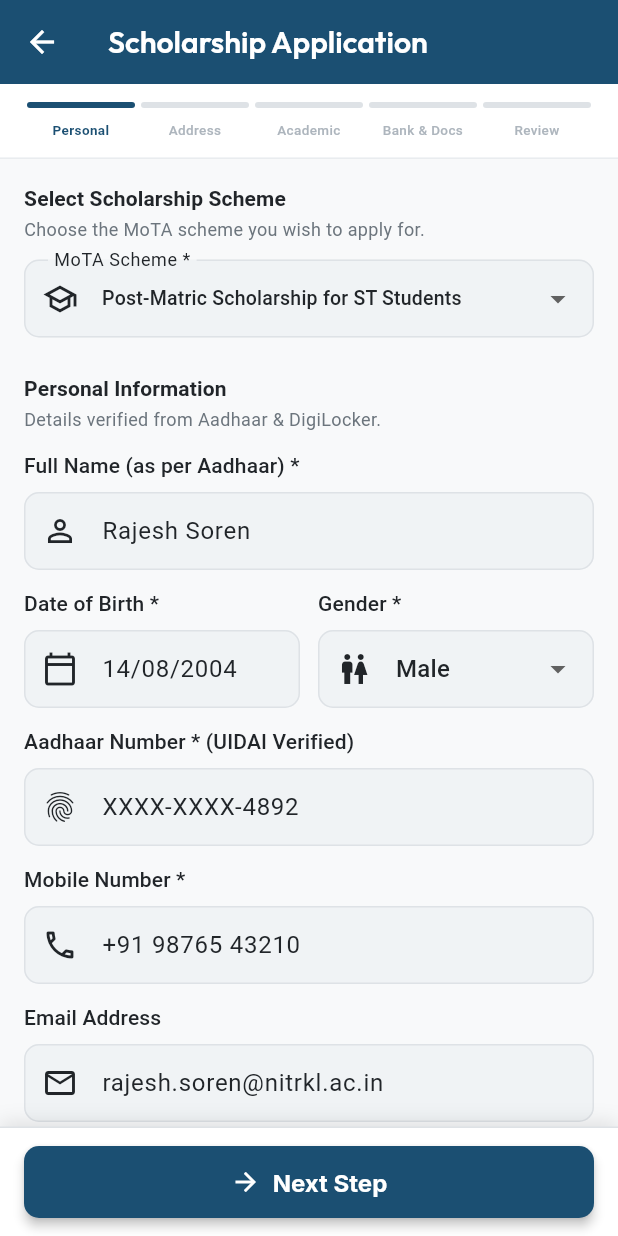
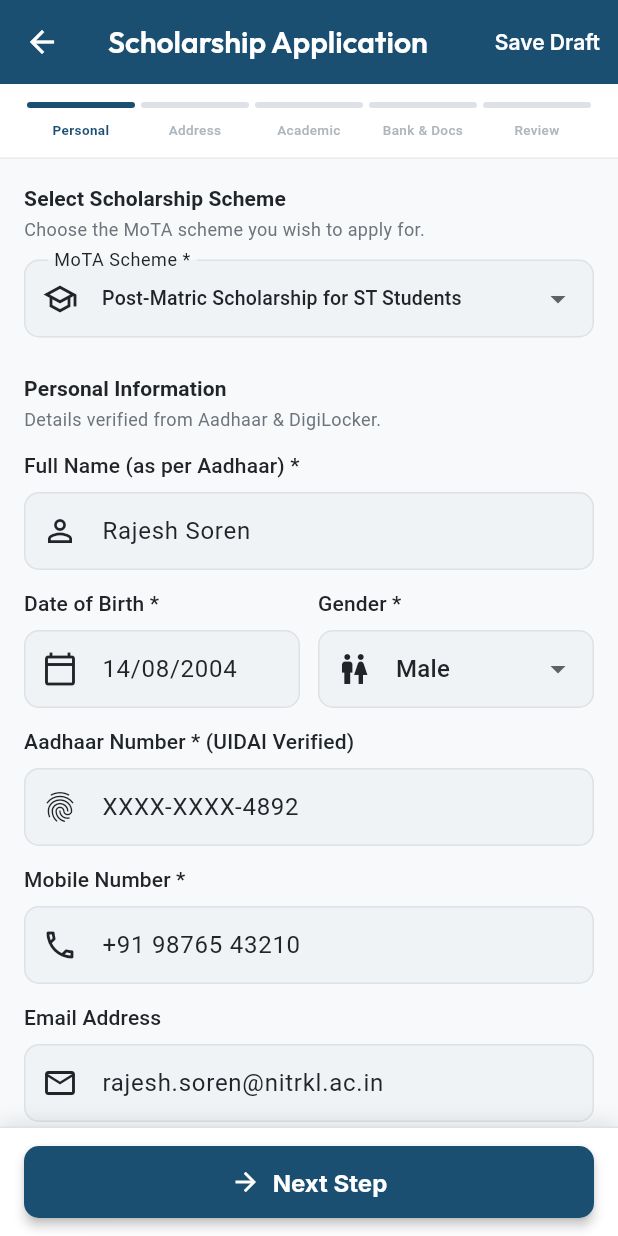
Before and after one commit to Erva-S/Adhira, a Flutter app: the ApplicationFormPage screen opened by its route, on a phone screen of 412 x 824 dp. Run offline on Flutter 3.47's test engine with Material 3 defaults, Android fonts, the phone set to English and light mode, and no system bars; our stand-ins replace file_picker, go_router, google_fonts, pdf, printing, shared_preferences; accounts and stored records are empty.

Commit message:
fix(applications): ensure review step and submit action render reliably without blank state

```diff
--- a/lib/features/applications/presentation/pages/application_form_page.dart
+++ b/lib/features/applications/presentation/pages/application_form_page.dart
@@ -44,10 +44,10 @@ class _ApplicationFormPageState extends State<ApplicationFormPage> {
   ];
 
   // Form state
-  late ScholarshipType _selectedType;
-  late String _schemeName;
-  late String _schemeId;
-  double? _requestedAmount;
+  ScholarshipType _selectedType = ScholarshipType.postMatric;
+  String _schemeName = 'Post-Matric Scholarship for ST Students';
+  String _schemeId = 'sch-post-matric';
+  double? _requestedAmount = 70000;
 
   // Controllers - Step 1: Scheme & Personal
   final _nameController = TextEditingController(text: 'Rajesh Soren');
@@ -95,10 +95,12 @@ class _ApplicationFormPageState extends State<ApplicationFormPage> {
   void initState() {
     super.initState();
     final init = widget.initialScholarship;
-    _selectedType = init?.type ?? ScholarshipType.postMatric;
-    _schemeName = init?.name ?? 'Post-Matric Scholarship for ST Students';
-    _schemeId = init?.id ?? 'sch-post-matric';
-    _requestedAmount = init?.maxAmount ?? 70000;
+    if (init != null) {
+      _selectedType = init.type;
+      _schemeName = init.name;
+      _schemeId = init.id;
+      _requestedAmount = init.maxAmount;
+    }
   }
 
   @override
@@ -192,6 +194,9 @@ class _ApplicationFormPageState extends State<ApplicationFormPage> {
         actions: [
           TextButton(
             onPressed: _saveDraft,
+            style: TextButton.styleFrom(
+              foregroundColor: Colors.white,
+            ),
             child: Text(l10n.saveDraft),
           ),
         ],
@@ -213,6 +218,7 @@ class _ApplicationFormPageState extends State<ApplicationFormPage> {
           // Step Form Body
           Expanded(
             child: SingleChildScrollView(
+              key: ValueKey('step_scroll_view_$_currentStep'),
               padding: const EdgeInsets.fromLTRB(16, 16, 16, 28),
               child: _buildCurrentStep(),
             ),
@@ -224,6 +230,7 @@ class _ApplicationFormPageState extends State<ApplicationFormPage> {
   }
 
   Widget _buildCurrentStep() {
+    try {
       Widget stepWidget;
       switch (_currentStep) {
         case 0:
@@ -242,13 +249,49 @@ class _ApplicationFormPageState extends State<ApplicationFormPage> {
           stepWidget = _buildStep5ReviewAndSubmit();
           break;
         default:
-        stepWidget = const SizedBox.shrink();
+          stepWidget = _buildStep5ReviewAndSubmit();
+      }
+
+      if (_currentStep == 4) {
+        return stepWidget;
       }
 
       return Form(
         key: _formKeys[_currentStep],
         child: stepWidget,
       );
+    } catch (e, stack) {
+      debugPrint('Error building step $_currentStep: $e\n$stack');
+      return Container(
+        padding: const EdgeInsets.all(16),
+        decoration: BoxDecoration(
+          color: AppColors.surface,
+          borderRadius: BorderRadius.circular(12),
+          border: Border.all(color: AppColors.border),
+        ),
+        child: Column(
+          children: [
+            const Icon(Icons.info_outline, color: AppColors.primary, size: 36),
+            const SizedBox(height: 12),
+            const Text(
+              'Application Summary',
+              style: TextStyle(fontWeight: FontWeight.bold, fontSize: 16),
+            ),
+            const SizedBox(height: 8),
+            const Text(
+              'Please review your details and confirm submission.',
+              textAlign: TextAlign.center,
+              style: TextStyle(fontSize: 13, color: AppColors.textSecondary),
+            ),
+            const SizedBox(height: 16),
+            ElevatedButton(
+              onPressed: () => setState(() {}),
+              child: const Text('Refresh Details'),
+            ),
+          ],
+        ),
+      );
+    }
   }
 
   // ── Step 1: Scheme & Personal Info ─────────────────────────────────
@@ -1025,29 +1068,29 @@ class _ApplicationFormPageState extends State<ApplicationFormPage> {
         _buildSectionTitle('Application Summary', 'Please review your details before final submission.'),
         const SizedBox(height: 16),
         _buildReviewCard('Selected Scheme', [
-          _buildReviewRow('Scheme', _schemeName),
-          _buildReviewRow('Academic Year', _academicYear),
-          _buildReviewRow('Requested Amount', '₹${_requestedAmount?.toInt() ?? 70000}'),
+          _buildReviewRow('Scheme', _schemeName.isNotEmpty ? _schemeName : 'Post-Matric Scholarship for ST Students'),
+          _buildReviewRow('Academic Year', _academicYear.isNotEmpty ? _academicYear : '2025-26'),
+          _buildReviewRow('Requested Amount', '₹${(_requestedAmount ?? 70000).toInt()}'),
         ]),
         const SizedBox(height: 12),
         _buildReviewCard('Personal & Tribal', [
-          _buildReviewRow('Student Name', _nameController.text),
-          _buildReviewRow('DOB & Gender', '${_dobController.text} • $_gender'),
-          _buildReviewRow('Tribe & District', '${_tribeController.text} • ${_district ?? "Not selected"}, ${_state ?? "Not selected"}'),
-          _buildReviewRow('ST Certificate No', _stCertController.text),
+          _buildReviewRow('Student Name', _nameController.text.isNotEmpty ? _nameController.text : 'Rajesh Soren'),
+          _buildReviewRow('DOB & Gender', '${_dobController.text.isNotEmpty ? _dobController.text : "14/08/2004"} • $_gender'),
+          _buildReviewRow('Tribe & District', '${_tribeController.text.isNotEmpty ? _tribeController.text : "Santhal"} • ${_district ?? "Mayurbhanj"}, ${_state ?? "Odisha"}'),
+          _buildReviewRow('ST Certificate No', _stCertController.text.isNotEmpty ? _stCertController.text : 'ST/OD/2023/88921'),
           _buildReviewRow('PVTG Status', _isPVTG ? 'Yes' : 'No'),
         ]),
         const SizedBox(height: 12),
         _buildReviewCard('Academic Details', [
-          _buildReviewRow('Institution', _instituteController.text),
-          _buildReviewRow('Course & Year', '${_courseController.text} • ${_yearController.text}'),
-          _buildReviewRow('Marks', _marksController.text),
+          _buildReviewRow('Institution', _instituteController.text.isNotEmpty ? _instituteController.text : 'NIT Rourkela'),
+          _buildReviewRow('Course & Year', '${_courseController.text.isNotEmpty ? _courseController.text : "B.Tech"} • ${_yearController.text.isNotEmpty ? _yearController.text : "Year 2"}'),
+          _buildReviewRow('Marks', _marksController.text.isNotEmpty ? _marksController.text : '84.5%'),
         ]),
         const SizedBox(height: 12),
         _buildReviewCard('Bank Account (DBT)', [
-          _buildReviewRow('Bank', _bankNameController.text),
-          _buildReviewRow('Account No', _accountNoController.text),
-          _buildReviewRow('IFSC', _ifscController.text),
+          _buildReviewRow('Bank', _bankNameController.text.isNotEmpty ? _bankNameController.text : 'State Bank of India'),
+          _buildReviewRow('Account No', _accountNoController.text.isNotEmpty ? _accountNoController.text : '987654321012'),
+          _buildReviewRow('IFSC', _ifscController.text.isNotEmpty ? _ifscController.text : 'SBIN0001234'),
         ]),
         if (_digiLockerLinked) ...[
           const SizedBox(height: 12),
@@ -1060,9 +1103,15 @@ class _ApplicationFormPageState extends State<ApplicationFormPage> {
         const SizedBox(height: 20),
         Card(
           margin: EdgeInsets.zero,
+          elevation: 0,
+          shape: RoundedRectangleBorder(
+            borderRadius: BorderRadius.circular(10),
+            side: const BorderSide(color: AppColors.border),
+          ),
           child: CheckboxListTile(
             value: _declarationChecked,
             contentPadding: const EdgeInsets.symmetric(horizontal: 12, vertical: 4),
+            activeColor: AppColors.primary,
             title: const Text(
               'Declaration of Authenticity *',
               style: TextStyle(fontWeight: FontWeight.bold, fontSize: 13),
@@ -1074,6 +1123,7 @@ class _ApplicationFormPageState extends State<ApplicationFormPage> {
             onChanged: (val) => setState(() => _declarationChecked = val ?? false),
           ),
         ),
+        const SizedBox(height: 32),
       ],
     );
   }
@@ -1206,7 +1256,9 @@ class _ApplicationFormPageState extends State<ApplicationFormPage> {
                     overflow: TextOverflow.ellipsis,
                   ),
                   style: ElevatedButton.styleFrom(
-                    backgroundColor: AppColors.primary,
+                    backgroundColor: isLastStep
+                        ? (_declarationChecked ? AppColors.primary : AppColors.primary.withValues(alpha: 0.5))
+                        : AppColors.primary,
                     foregroundColor: Colors.white,
                     padding: const EdgeInsets.symmetric(vertical: 14, horizontal: 12),
                     elevation: 3,
```
Lines whose indentation alone changed are shown as unchanged.
